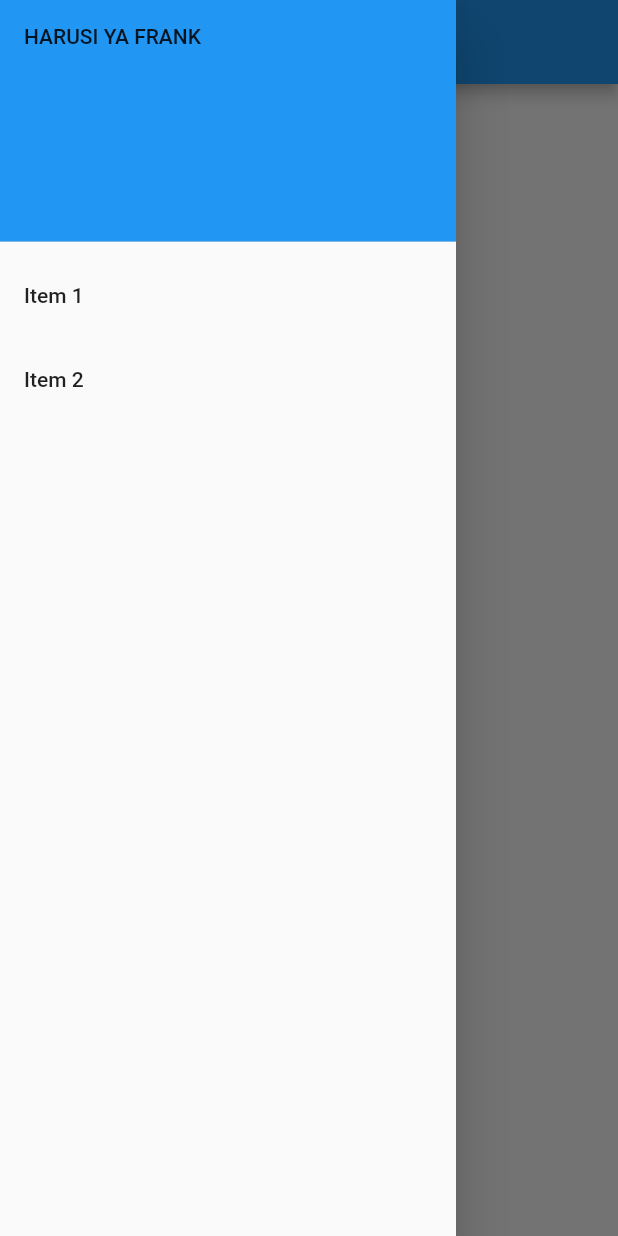
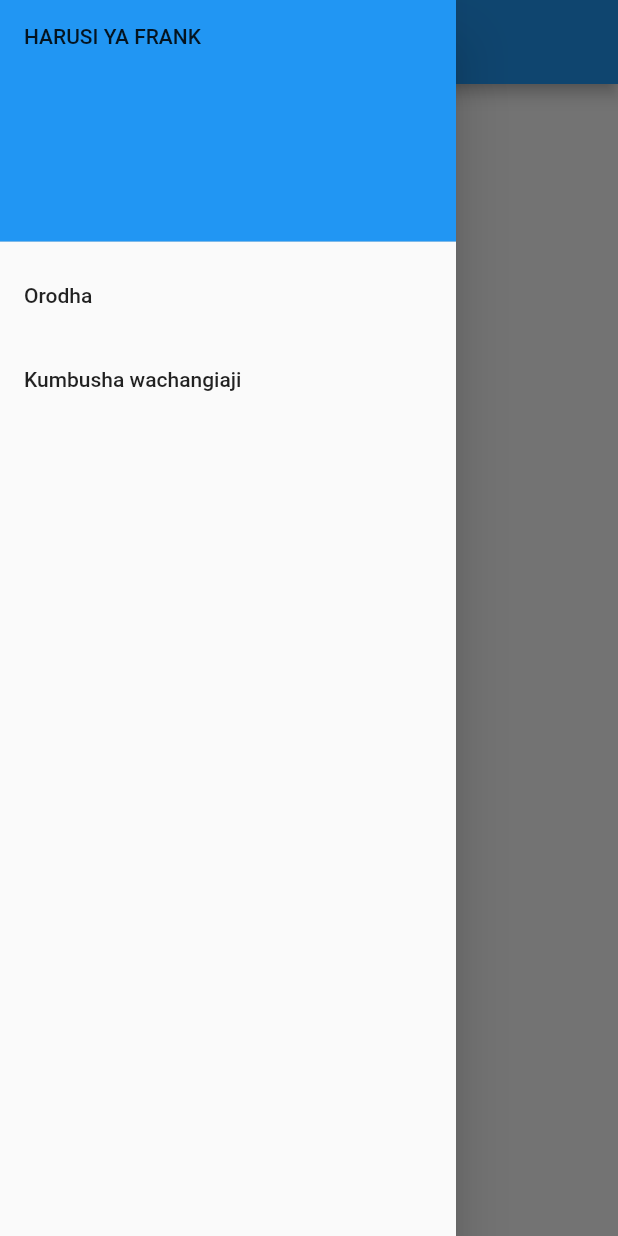
Before and after one commit to gabbymushi/michango_app, a Flutter app: the screen it shows after launch, with the side drawer open, on a phone screen of 412 x 824 dp. Run offline on Flutter 3.47's test engine with Material 2 defaults, Android fonts, the phone set to English and light mode, and no system bars.

Commit message:
separete navigation drawer

```diff
--- /dev/null
+++ b/lib/drawer.dart
@@ -0,0 +1,32 @@
+import 'package:flutter/material.dart';
+
+class MyDrawer extends StatelessWidget {
+  @override
+  Widget build(BuildContext context) {
+    return Drawer(
+      child: ListView(
+        padding: EdgeInsets.zero,
+        children: <Widget>[
+          DrawerHeader(
+            child: Text('HARUSI YA FRANK'),
+            decoration: BoxDecoration(
+              color: Colors.blue,
+            ),
+          ),
+          ListTile(
+            title: Text('Orodha'),
+            onTap: () {
+              Navigator.pop(context);
+            },
+          ),
+          ListTile(
+            title: Text('Kumbusha wachangiaji'),
+            onTap: () {
+              Navigator.pop(context);
+            },
+          ),
+        ],
+      ),
+    );
+  }
+}
--- a/lib/main.dart
+++ b/lib/main.dart
@@ -1,15 +1,11 @@
 import 'package:flutter/material.dart';
+import './drawer.dart';
 
 void main() {
   return runApp(MichangoApp());
 }
 
-class MichangoApp extends StatefulWidget {
-  @override
-  _MichangoAppState createState() => _MichangoAppState();
-}
-
-class _MichangoAppState extends State<MichangoApp> {
+class MichangoApp extends StatelessWidget {
   @override
   Widget build(BuildContext context) {
     return MaterialApp(
@@ -19,46 +15,13 @@ class _MichangoAppState extends State<MichangoApp> {
         accentColor: Colors.amber,
       ),
       home: Scaffold(
-        appBar: AppBar(
-          title: Text('HARUSI YA FRANK'),
-        ),
-        body: Column(),
-        drawer: Drawer(
-          // Add a ListView to the drawer. This ensures the user can scroll
-          // through the options in the drawer if there isn't enough vertical
-          // space to fit everything.
-          child: ListView(
-            // Important: Remove any padding from the ListView.
-            padding: EdgeInsets.zero,
-            children: <Widget>[
-              DrawerHeader(
-                child: Text('HARUSI YA FRANK'),
-                decoration: BoxDecoration(
-                  color: Colors.blue,
-                ),
-              ),
-              ListTile(
-                title: Text('Item 1'),
-                onTap: () {
-                  // Update the state of the app
-                  // ...
-                  // Then close the drawer
-                  Navigator.pop(context);
-                },
-              ),
-              ListTile(
-                title: Text('Item 2'),
-                onTap: () {
-                  // Update the state of the app
-                  // ...
-                  // Then close the drawer
-                  Navigator.pop(context);
-                },
-              ),
-            ],
+          appBar: AppBar(
+            title: Text('HARUSI YA FRANK'),
           ),
-        ),
-      ),
+          body: Center(
+            child: Text('My Page'),
+          ),
+          drawer: MyDrawer()),
     );
   }
 }
```
